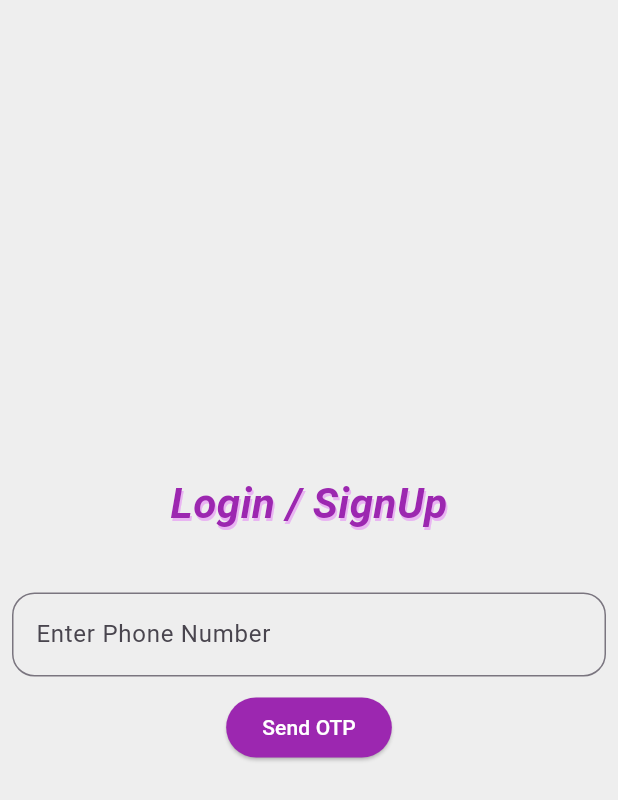
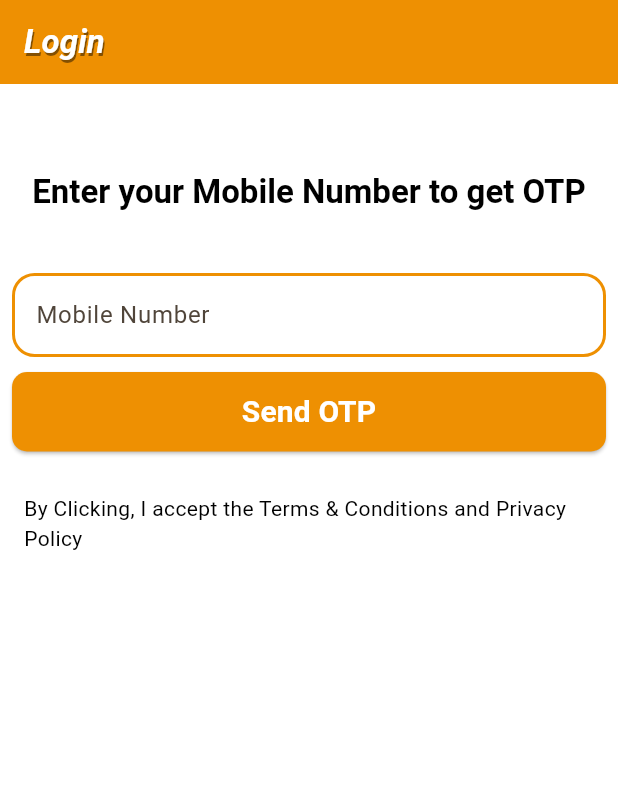
Before and after one commit to THESHIVAM007/e_commerce_app, a Flutter app: the screen it shows after launch, on a phone screen of 412 x 824 dp. Shown: the top 800 px of the screen. Run offline on Flutter 3.47's test engine with Material 3 defaults, Android fonts, the phone set to English and light mode, and no system bars; our stand-ins replace cloud_firestore, firebase_auth, firebase_core, flutter_riverpod; accounts and stored records are empty.

Commit message:
loginpage-otppage-ui-corrected

```diff
--- a/lib/auth/auth_service.dart
+++ b/lib/auth/auth_service.dart
@@ -26,7 +26,7 @@ class AuthRepo {
         verId = verificationId;
         print("verficationId $verId");
         Navigator.push(context, MaterialPageRoute(builder: (ctx) {
-          return const OtpScreen();
+          return  OtpScreen(number: number,);
         }));
         print("code sent");
       },
--- a/lib/main.dart
+++ b/lib/main.dart
@@ -24,8 +24,22 @@ class MyApp extends StatelessWidget {
       debugShowCheckedModeBanner: false,
       title: 'Flutter Demo',
       theme: ThemeData(
-        colorScheme: ColorScheme.fromSeed(seedColor: Colors.deepPurple),
+        primarySwatch: Colors.orange, // Setting a basic color similar to #EE9002
+        colorScheme: ColorScheme.fromSeed(
+          seedColor: const Color(0xFFEE9002), // Main theme color
+          primary: const Color(0xFFEE9002), // AppBar, buttons, etc.
+          secondary: const Color(0xFFF3B566), // Another shade for contrast
+          onPrimary: Colors.white, // Text color on top of primary color
+          surface: Colors.white, // Card and dialog backgrounds
+          onSurface: Colors.black, // Text color on top of surfaces
+          background: Colors.white, // App background color
+          onBackground: Colors.black, // Text color on background
+        ),
         useMaterial3: true,
+        buttonTheme: const ButtonThemeData(
+          buttonColor: Color(0xFFF3B566), // Lighter shade for buttons
+          textTheme: ButtonTextTheme.primary,
+        ),
       ),
       home: Scaffold(
         body: FutureBuilder(
--- a/lib/screen/loginscreen.dart
+++ b/lib/screen/loginscreen.dart
@@ -10,61 +10,23 @@ class LoginPage extends StatefulWidget {
 
 class _LoginPageState extends State<LoginPage> {
   TextEditingController phoneController = TextEditingController();
+  bool isgettingOTP = false; // State to manage button enable/disable
+
 
   @override
-  Widget build(BuildContext context) {
-    return Scaffold(
-      backgroundColor: Colors.grey.shade200,
-      body: Center(
-        child: Padding(
-          padding: const EdgeInsets.all(8.0),
-          child: Column(
-            mainAxisSize: MainAxisSize.min,
-            children: [
-              const Text(
-                'Login / SignUp',
-                style: TextStyle(
+  void dispose() {
+    phoneController.dispose();
+    super.dispose();
+  }
 
-                  shadows: [
-                    Shadow(
-                      color: Color.fromARGB(255, 233, 180, 242),
-                      offset: Offset(1, 2),
-                    ),
-                  ],
-                  color: Colors.purple,
-                  fontSize: 28,
-                  fontStyle: FontStyle.italic,
-                  fontWeight: FontWeight.bold,
-                ),
-              ),
-              const SizedBox(
-                height: 40,
-              ),
-              TextField(
-                controller: phoneController,
-                decoration: const InputDecoration(
-                  border: OutlineInputBorder(
-                    borderRadius: BorderRadius.all(
-                      Radius.circular(15),
-                    ),
-                  ),
-                  labelText: "Enter Phone Number",
-                  counterText: "",
-                ),
-                maxLength: 10,
-                keyboardType: TextInputType.number,
-              ),
-              const SizedBox(
-                height: 10,
-              ),
-              ElevatedButton(
-                style: ElevatedButton.styleFrom(
-                  foregroundColor: Colors.white, backgroundColor: Colors.purple,
-                ),
-                onPressed: () {
+
+
+  void getOTP() {
     String phoneNumber = phoneController.text;
-                  if (phoneNumber.length == 10 &&
-                      RegExp(r'^[0-9]{10}$').hasMatch(phoneNumber)) {
+    if (RegExp(r'^[0-9]{10}$').hasMatch(phoneNumber)) {
+      setState(() {
+        isgettingOTP =true;
+      });
       AuthRepo.verifyPhoneNumber(context, phoneNumber);
     } else {
       ScaffoldMessenger.of(context).showSnackBar(
@@ -73,13 +35,97 @@ class _LoginPageState extends State<LoginPage> {
         ),
       );
     }
-                },
-                child: const Text("Send OTP"),
+  }
+
+  @override
+  Widget build(BuildContext context) {
+    final theme = Theme.of(context); // Accessing theme data
+    return Scaffold(
+      backgroundColor: theme.colorScheme.background, // Using background color from theme
+      appBar: AppBar(
+        automaticallyImplyLeading: false,
+        backgroundColor: theme.colorScheme.primary, // Using primary color from theme
+        title: Text(
+          'Login',
+          style: theme.textTheme.titleLarge?.copyWith(
+            color: theme.colorScheme.onPrimary, // Ensuring text color is readable on primary color
+            fontStyle: FontStyle.italic,
+            fontWeight: FontWeight.bold,
+            shadows: const [
+              Shadow(
+                color: Colors.black45,
+                offset: Offset(1, 2),
               ),
             ],
           ),
         ),
       ),
+      body: Padding(
+        padding: const EdgeInsets.all(8.0),
+        child: Column(
+          mainAxisSize: MainAxisSize.min,
+          children: [
+            const SizedBox(height: 50),
+            Text(
+              "Enter your Mobile Number to get OTP",
+              style: theme.textTheme.titleLarge?.copyWith(
+                fontWeight: FontWeight.bold,
+              ),
+            ),
+            const SizedBox(height: 40),
+            TextField(
+              controller: phoneController,
+              decoration: InputDecoration(
+                border: const OutlineInputBorder(
+                  borderRadius: BorderRadius.all(Radius.circular(15)),
+                ),
+                enabledBorder: OutlineInputBorder(
+                  borderRadius: const BorderRadius.all(Radius.circular(15)),
+                  borderSide: BorderSide(color: theme.colorScheme.primary, width: 2),
+                ),
+                focusedBorder: OutlineInputBorder(
+                  borderRadius: const BorderRadius.all(Radius.circular(15)),
+                  borderSide: BorderSide(color: theme.colorScheme.secondary, width: 2),
+                ),
+                labelText: "Mobile Number",
+                prefix: const Text(
+                  "+91  |  ",
+                  style: TextStyle(fontWeight: FontWeight.bold),
+                ),
+                counterText: "",
+              ),
+              maxLength: 10,
+              keyboardType: TextInputType.number,
+            ),
+            const SizedBox(height: 10),
+            SizedBox(
+              width: double.infinity,
+              child: ElevatedButton(
+                style: ElevatedButton.styleFrom(
+                  backgroundColor: theme.colorScheme.primary,
+                  shape: RoundedRectangleBorder(
+                    borderRadius: BorderRadius.circular(10),
+                  ),
+                  foregroundColor: theme.colorScheme.onPrimary,
+                ),
+                onPressed: getOTP ,  // Enable the button only if isButtonEnabled is true
+                child:  Padding(
+                  padding: const EdgeInsets.all(12.0),
+                  child: !isgettingOTP?  const Text(
+                    "Send OTP",
+                    style: TextStyle(fontSize: 20, fontWeight: FontWeight.bold),
+                  ) : const Center(child: CircularProgressIndicator(color: Colors.white,),),
+                ),
+              ),
+            ),
+            const SizedBox(height: 20,),
+            const Padding(
+              padding: EdgeInsets.all(8.0),
+              child: Text("By Clicking, I accept the Terms & Conditions and Privacy Policy"),
+            ),
+          ],
+        ),
+      ),
     );
   }
 }
--- a/pubspec.yaml
+++ b/pubspec.yaml
@@ -39,6 +39,7 @@ dependencies:
   firebase_auth:
   cloud_firestore: ^4.15.8
   flutter_riverpod: ^2.5.1
+  google_fonts: ^6.2.1
 
 
 
```
Also changed, not shown: lib/screen/otpscreen.dart (+77 -39 lines), pubspec.lock, 1 other file. Lines whose indentation alone changed are shown as unchanged.
